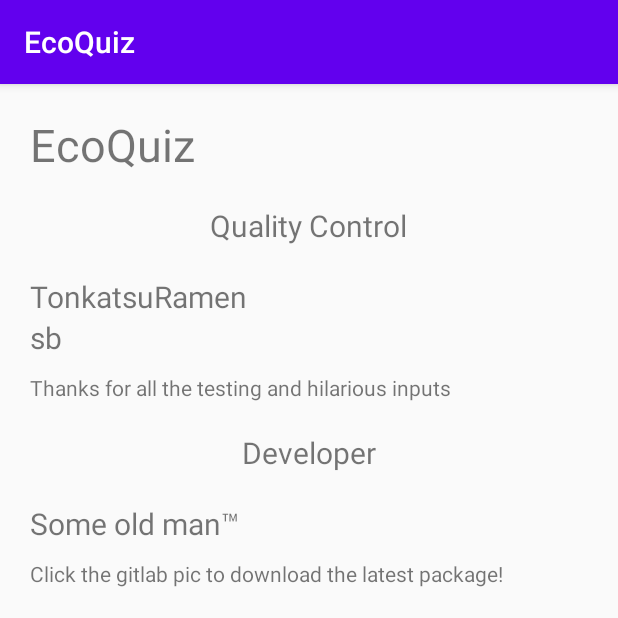
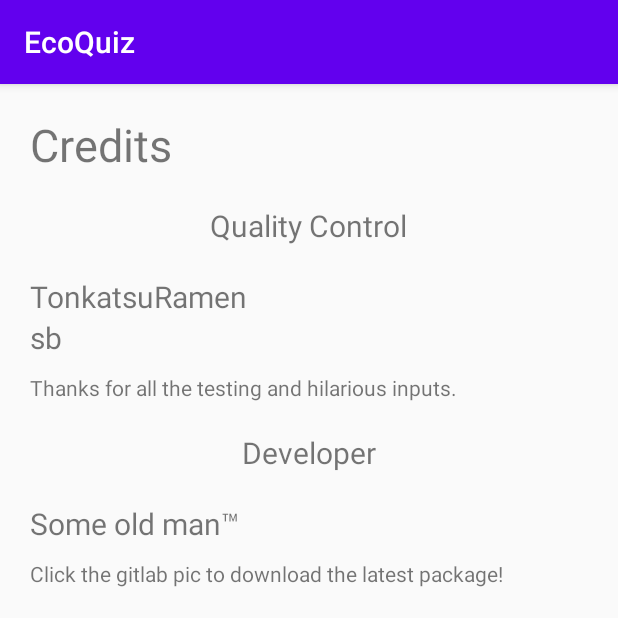
Before and after one commit to Fantajim/EcoQuiz, an Android app: the AboutFragment screen opened directly, with no data from a screen before it, on a phone screen of 412 x 824 dp, the top half of it. Run offline under Robolectric (Android 15) with nearby library versions, the phone set to English and light mode, and no system bars; network calls fail.

Commit message:
about text changed a bit

```diff
--- a/app/src/main/res/values/strings.xml
+++ b/app/src/main/res/values/strings.xml
@@ -24,11 +24,11 @@
     <string name="btAbout">About</string>
 
     <!-- About Fragment -->
-    <string name="tvAboutTitleMain">EcoQuiz</string>
+    <string name="tvAboutTitleMain">Credits</string>
     <string name="tvAboutTitleQualityControl">Quality Control</string>
     <string name="tvBro">TonkatsuRamen</string>
     <string name="tvSb">sb</string>
-    <string name="tvAboutContentQualityControl">Thanks for all the testing and hilarious inputs</string>
+    <string name="tvAboutContentQualityControl">Thanks for all the testing and hilarious inputs.</string>
     <string name="tvAboutTitleDev">Developer</string>
     <string name="tvAboutAuthorDeveloper">Some old man&#8482;</string>
     <string name="tvAboutContentDev">Click the gitlab pic to download the latest package!</string>
```
